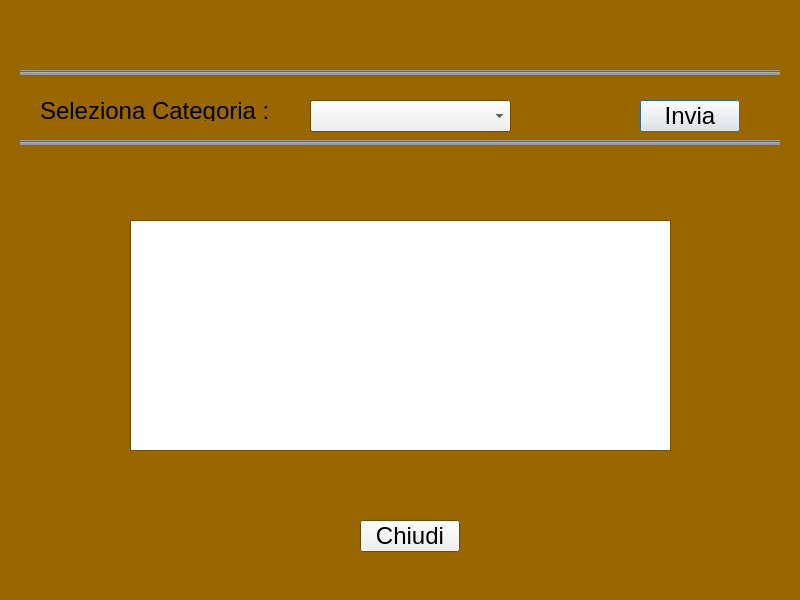
Before: the Qt Designer form Source/visualelenco.ui in LoboBlanco761/Dispensa, drawn with Qt 5.
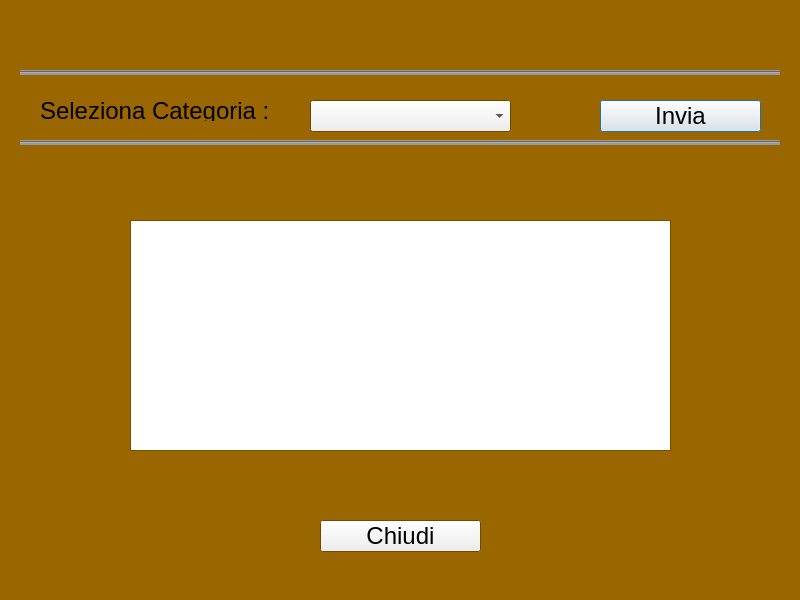
After: the same form once the commit is applied.

```diff
--- a/Source/visualelenco.ui
+++ b/Source/visualelenco.ui
@@ -194,9 +194,9 @@
   <widget class="QPushButton" name="pushButton_2">
    <property name="geometry">
     <rect>
-     <x>640</x>
+     <x>600</x>
      <y>100</y>
-     <width>100</width>
+     <width>161</width>
      <height>32</height>
     </rect>
    </property>
@@ -249,9 +249,9 @@
   <widget class="QPushButton" name="pushButton_3">
    <property name="geometry">
     <rect>
-     <x>360</x>
+     <x>320</x>
      <y>520</y>
-     <width>100</width>
+     <width>161</width>
      <height>32</height>
     </rect>
    </property>
```
